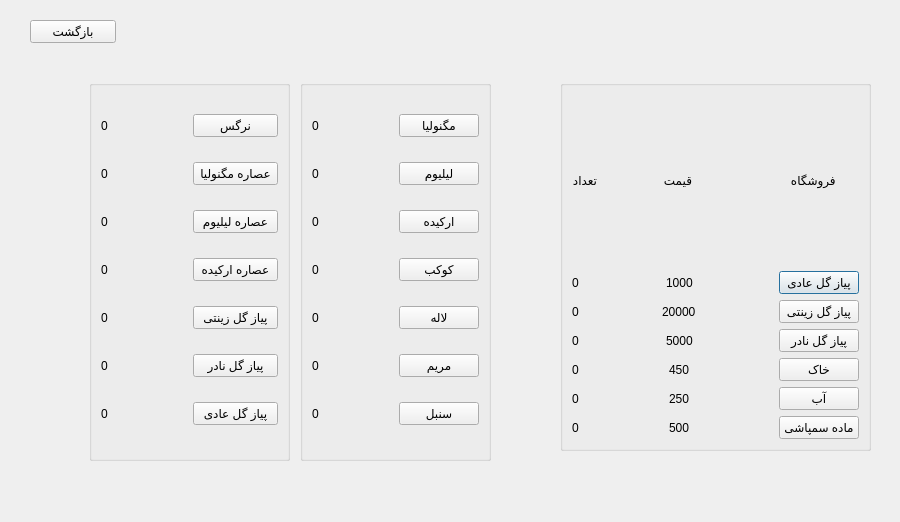
Old version of the form form/store.ui in the repository mahshid-o/GreenHouse.
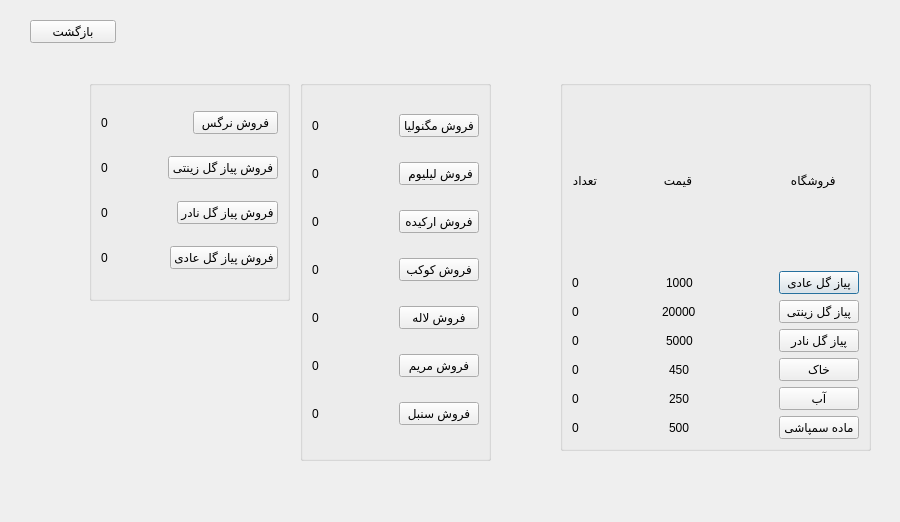
New version of the form. Icons and pictures are not drawn.

Commit message: edited store and greenhouse

What changed in the file:
```diff
--- a/form/store.ui
+++ b/form/store.ui
@@ -426,7 +426,7 @@
       <item>
        <widget class="QPushButton" name="pushButtonMagnoliaWH">
         <property name="text">
-         <string>مگنولیا</string>
+         <string>فروش مگنولیا</string>
         </property>
        </widget>
       </item>
@@ -457,7 +457,7 @@
       <item>
        <widget class="QPushButton" name="pushButtonLiliumWH">
         <property name="text">
-         <string>لیلیوم</string>
+         <string> فروش لیلیوم</string>
         </property>
        </widget>
       </item>
@@ -488,7 +488,7 @@
       <item>
        <widget class="QPushButton" name="pushButtonOrkideWH">
         <property name="text">
-         <string>ارکیده</string>
+         <string>فروش ارکیده</string>
         </property>
        </widget>
       </item>
@@ -519,7 +519,7 @@
       <item>
        <widget class="QPushButton" name="pushButtonKokabWH">
         <property name="text">
-         <string>کوکب</string>
+         <string>فروش کوکب</string>
         </property>
        </widget>
       </item>
@@ -550,7 +550,7 @@
       <item>
        <widget class="QPushButton" name="pushButtonLaleWH">
         <property name="text">
-         <string>لاله</string>
+         <string>فروش لاله</string>
         </property>
        </widget>
       </item>
@@ -581,7 +581,7 @@
       <item>
        <widget class="QPushButton" name="pushButtonOrkideWH_3">
         <property name="text">
-         <string>مریم</string>
+         <string>فروش مریم</string>
         </property>
        </widget>
       </item>
@@ -612,7 +612,7 @@
       <item>
        <widget class="QPushButton" name="pushButtonSonbolWH">
         <property name="text">
-         <string>سنبل</string>
+         <string>فروش سنبل</string>
         </property>
        </widget>
       </item>
@@ -626,7 +626,7 @@
      <x>89</x>
      <y>80</y>
      <width>201</width>
-     <height>381</height>
+     <height>221</height>
     </rect>
    </property>
    <property name="title">
@@ -645,61 +645,7 @@
       <item>
        <widget class="QPushButton" name="pushButtonNargesWH">
         <property name="text">
-         <string>نرگس</string>
-        </property>
-       </widget>
-      </item>
-     </layout>
-    </item>
-    <item>
-     <layout class="QHBoxLayout" name="horizontalLayout_15">
-      <item>
-       <widget class="QLabel" name="labelOsMagnoliaNumber">
-        <property name="text">
-         <string>0</string>
-        </property>
-       </widget>
-      </item>
-      <item>
-       <widget class="QPushButton" name="pushButtonOsMagnoliaWH">
-        <property name="text">
-         <string>عصاره مگنولیا</string>
-        </property>
-       </widget>
-      </item>
-     </layout>
-    </item>
-    <item>
-     <layout class="QHBoxLayout" name="horizontalLayout_16">
-      <item>
-       <widget class="QLabel" name="labelLiliumNumber_2">
-        <property name="text">
-         <string>0</string>
-        </property>
-       </widget>
-      </item>
-      <item>
-       <widget class="QPushButton" name="pushButtonOsLiliumWH">
-        <property name="text">
-         <string>عصاره لیلیوم</string>
-        </property>
-       </widget>
-      </item>
-     </layout>
-    </item>
-    <item>
-     <layout class="QHBoxLayout" name="horizontalLayout_17">
-      <item>
-       <widget class="QLabel" name="labelOsOrkideNumber">
-        <property name="text">
-         <string>0</string>
-        </property>
-       </widget>
-      </item>
-      <item>
-       <widget class="QPushButton" name="pushButtonOsOrkideWH">
-        <property name="text">
-         <string>عصاره ارکیده</string>
+         <string>فروش نرگس</string>
         </property>
        </widget>
       </item>
@@ -717,7 +663,7 @@
       <item>
        <widget class="QPushButton" name="pushButtonOrkideWH_8">
         <property name="text">
-         <string>پیاز گل زینتی</string>
+         <string>فروش پیاز گل زینتی</string>
         </property>
        </widget>
       </item>
@@ -735,7 +681,7 @@
       <item>
        <widget class="QPushButton" name="pushButtonZinatiNumberWJ">
         <property name="text">
-         <string>پیاز گل نادر</string>
+         <string>فروش پیاز گل نادر</string>
         </property>
        </widget>
       </item>
@@ -753,7 +699,7 @@
       <item>
        <widget class="QPushButton" name="pushButtonAadiWH">
         <property name="text">
-         <string>پیاز گل عادی</string>
+         <string>فروش پیاز گل عادی</string>
         </property>
        </widget>
       </item>
```
Left out of the diff: 8 changed lines with no effect on the pictures. The commit also changes 14 other files.
